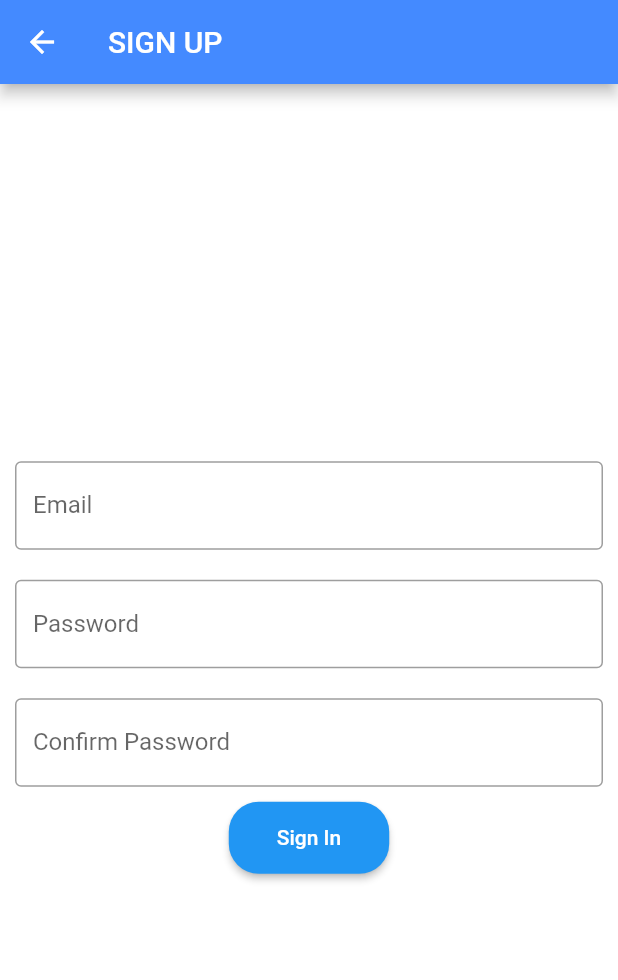
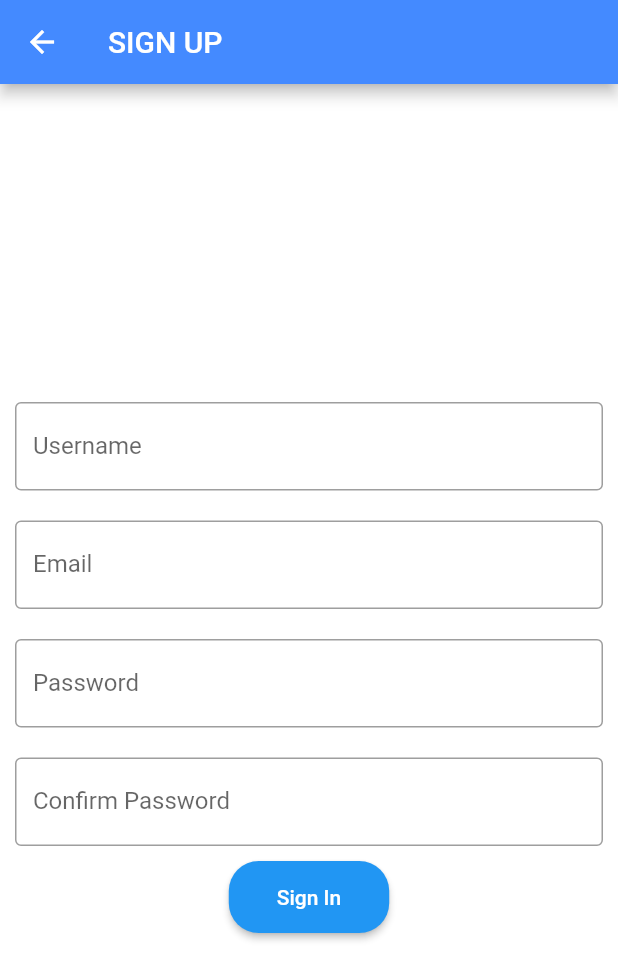
Before and after one commit to JeffreyAguilar/CityScope, a Flutter app: the RegisterPage screen opened directly, on a phone screen of 412 x 824 dp. Shown: the top 980 px of the screen. Run offline on Flutter 3.47's test engine with Material 2 defaults, Android fonts, the light colour scheme and no system bars.

Commit message:
added onto register + login

```diff
--- a/lib/login_screen.dart
+++ b/lib/login_screen.dart
@@ -52,7 +52,7 @@ class _LoginPageState extends State<LoginPage> {
                     child: const Text(
                       'Forgot Password',
                       style: TextStyle(
-                        color: Colors.black,
+                        color: Colors.blue,
                         fontSize: 14,
                         decoration: TextDecoration.underline
                       ),
--- a/lib/register_screen.dart
+++ b/lib/register_screen.dart
@@ -18,12 +18,18 @@ class _RegisterPageState extends State<RegisterPage> {
         title: const Text('SIGN UP'),
       ),
       body: Container(
-        decoration: const BoxDecoration(
-          color: Colors.white
-        ),
+        decoration: const BoxDecoration(color: Colors.white),
         child: Column(
           mainAxisAlignment: MainAxisAlignment.center,
           children: <Widget>[
+            const Padding(
+              padding: EdgeInsets.all(10),
+              child: TextField(
+                decoration: InputDecoration(
+                    border: OutlineInputBorder(),
+                    labelText: 'Username',),
+              ),
+            ),
             const Padding(
               padding: EdgeInsets.all(10),
               child: TextField(
@@ -55,13 +61,12 @@ class _RegisterPageState extends State<RegisterPage> {
               onPressed: () {
                 Navigator.push(
                   context,
-                      MaterialPageRoute(
-                          builder: (context) => const HomePage()),
+                  MaterialPageRoute(builder: (context) => const HomePage()),
                 );
               },
               style: ElevatedButton.styleFrom(
-                    padding: const EdgeInsets.symmetric(
-                        horizontal: 32, vertical: 16),
+                padding:
+                    const EdgeInsets.symmetric(horizontal: 32, vertical: 16),
                 shape: RoundedRectangleBorder(
                   borderRadius: BorderRadius.circular(20),
                 ),
```
Lines whose indentation alone changed are shown as unchanged.
